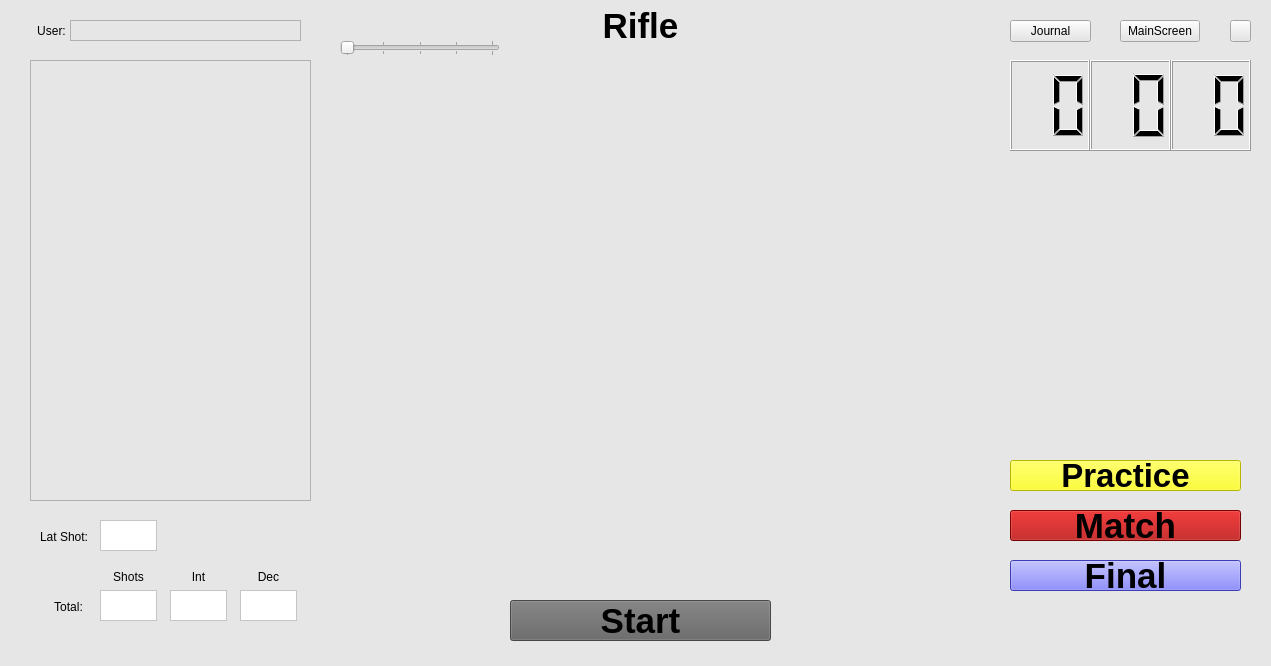
Old version of the form central_pc/gui/riflewindow.ui in the repository xBogas/ES-SACA.
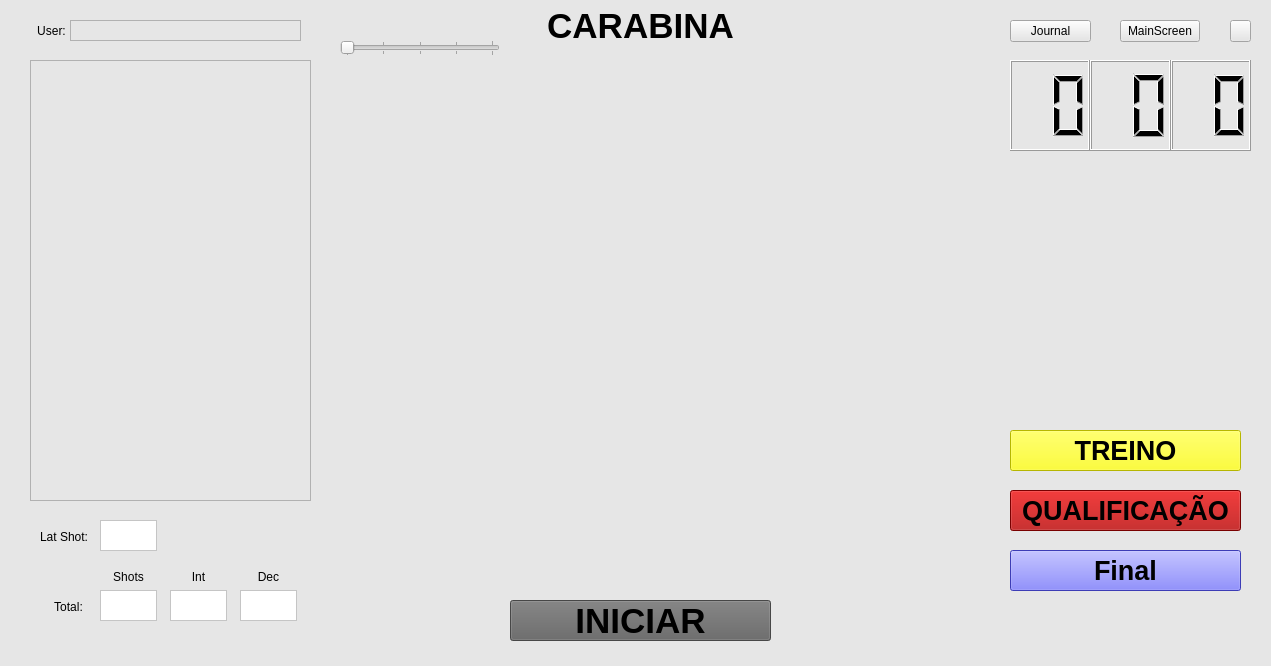
New version of the form. Icons and pictures are not drawn.

Diff of the .ui file:
```diff
--- a/central_pc/gui/riflewindow.ui
+++ b/central_pc/gui/riflewindow.ui
@@ -173,7 +173,7 @@
      </font>
     </property>
     <property name="text">
-     <string>Rifle</string>
+     <string>CARABINA</string>
     </property>
     <property name="alignment">
      <set>Qt::AlignCenter</set>
@@ -183,14 +183,14 @@
     <property name="geometry">
      <rect>
       <x>1010</x>
-      <y>510</y>
+      <y>490</y>
       <width>231</width>
-      <height>31</height>
+      <height>41</height>
      </rect>
     </property>
     <property name="font">
      <font>
-      <pointsize>26</pointsize>
+      <pointsize>20</pointsize>
       <bold>true</bold>
      </font>
     </property>
@@ -198,7 +198,7 @@
      <string notr="true">background-color: rgb(170, 0, 0);</string>
     </property>
     <property name="text">
-     <string>Match</string>
+     <string>QUALIFICAÇÃO</string>
     </property>
    </widget>
    <widget class="QLabel" name="label_4">
@@ -288,14 +288,14 @@
     <property name="geometry">
      <rect>
       <x>1010</x>
-      <y>460</y>
+      <y>430</y>
       <width>231</width>
-      <height>31</height>
+      <height>41</height>
      </rect>
     </property>
     <property name="font">
      <font>
-      <pointsize>25</pointsize>
+      <pointsize>20</pointsize>
       <bold>true</bold>
      </font>
     </property>
@@ -303,7 +303,7 @@
      <string notr="true">background-color: rgb(255, 255, 0);</string>
     </property>
     <property name="text">
-     <string>Practice</string>
+     <string>TREINO</string>
     </property>
    </widget>
    <widget class="QLabel" name="label">
@@ -399,14 +399,14 @@
     <property name="geometry">
      <rect>
       <x>1010</x>
-      <y>560</y>
+      <y>550</y>
       <width>231</width>
-      <height>31</height>
+      <height>41</height>
      </rect>
     </property>
     <property name="font">
      <font>
-      <pointsize>26</pointsize>
+      <pointsize>20</pointsize>
       <bold>true</bold>
      </font>
     </property>
@@ -487,7 +487,7 @@
      <string notr="true">background-color: rgb(100, 100, 100);</string>
     </property>
     <property name="text">
-     <string>Start</string>
+     <string>INICIAR</string>
     </property>
    </widget>
   </widget>
```
